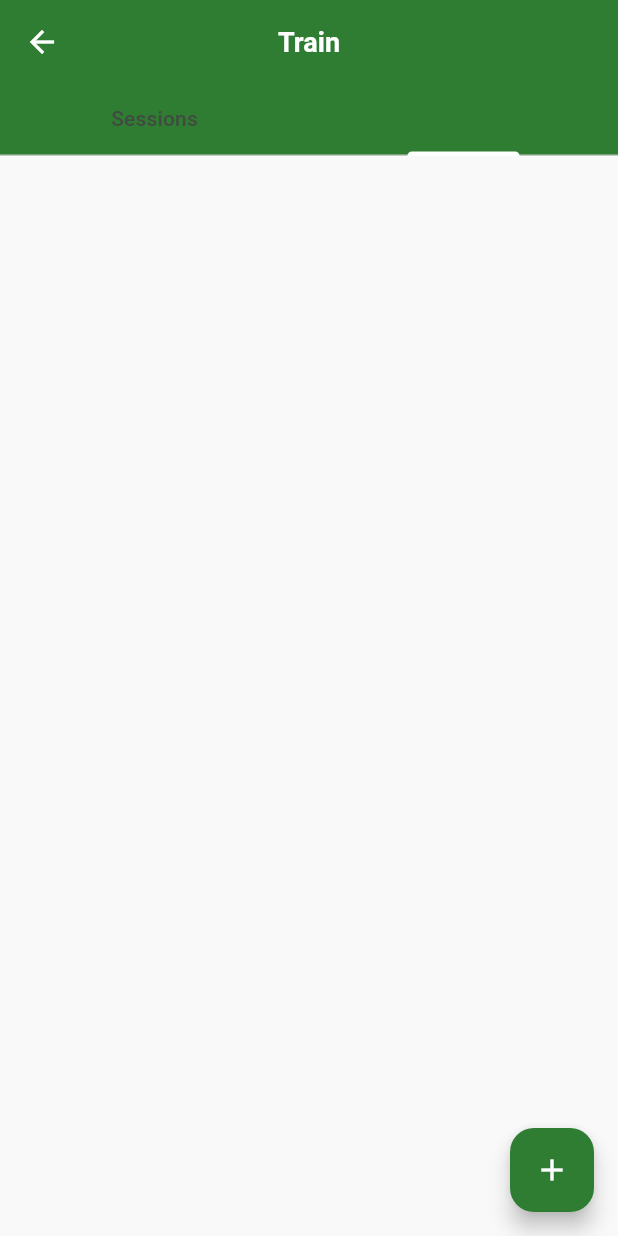
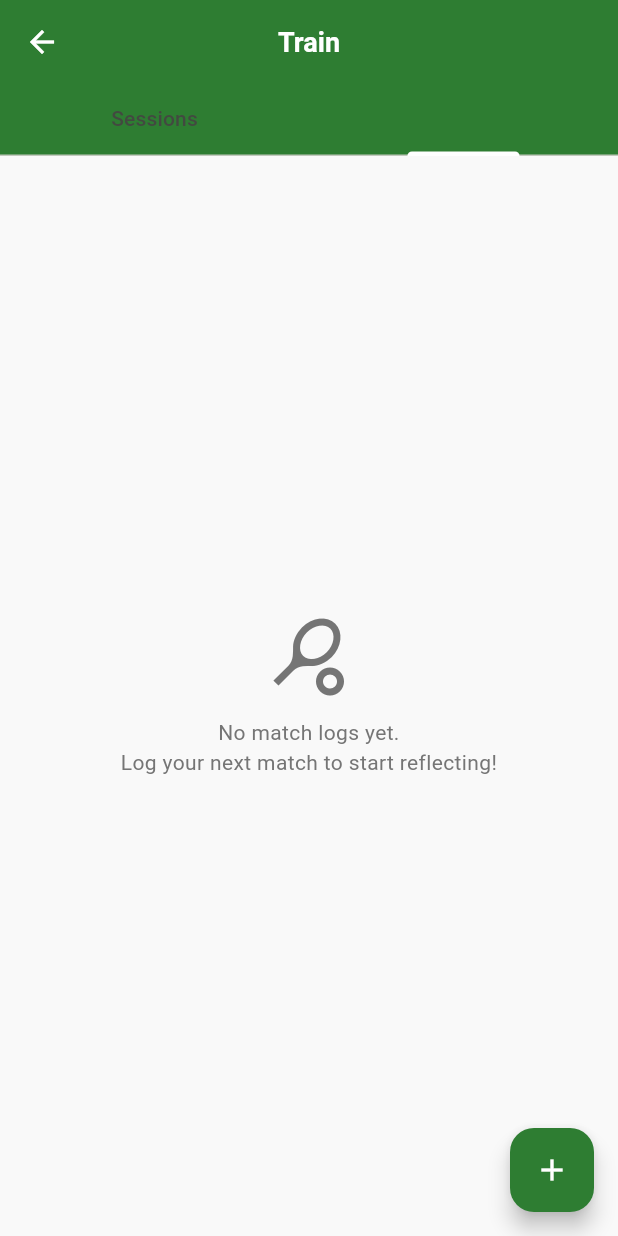
Before and after one commit to sirarthur2479/BadmintonApp, a Flutter app: the TrainScreen screen opened directly, tab 2 chosen, on a phone screen of 412 x 824 dp. Run offline on Flutter 3.47's test engine with Material 3 defaults, Android fonts, the phone set to English and light mode, and no system bars; our stand-ins replace connectivity_plus, cross_file, file_picker, fl_chart, image_picker, share_plus and 2 more; missing offline and left inert: tusc; accounts and stored records are empty.

Commit message:
feat(TASK-039): GREEN - match-logs tab list, empty state, tab-aware FAB
Co-Authored-By: Claude Fable 5 <noreply@anthropic.com>
Claude-Session: https://claude.ai/code/session_01L29mtMvGm5Bkx5CrQ56Ler

```diff
--- a/badminton_flutter/lib/screens/train/match_logs_tab.dart
+++ b/badminton_flutter/lib/screens/train/match_logs_tab.dart
@@ -1,12 +1,50 @@
 import 'package:flutter/material.dart';
+import 'package:provider/provider.dart';
 
-/// Match-log list body (fleshed out in the next slice).
+import '../../providers/match_log_provider.dart';
+import '../../theme/app_theme.dart';
+import '../../widgets/match_log_card.dart';
+
+/// The Match Logs tab body: newest-first list with pull-to-refresh.
 class MatchLogsTab extends StatelessWidget {
   const MatchLogsTab({super.key});
 
   @override
   Widget build(BuildContext context) {
-    return const SizedBox.shrink();
+    return Consumer<MatchLogProvider>(
+      builder: (context, provider, _) {
+        final logs = provider.matchLogs;
+        if (logs.isEmpty) {
+          return const Center(
+            child: Column(
+              mainAxisSize: MainAxisSize.min,
+              children: [
+                Icon(
+                  Icons.sports_tennis,
+                  size: 56,
+                  color: AppTheme.textSecondary,
+                ),
+                SizedBox(height: 12),
+                Text(
+                  'No match logs yet.\nLog your next match to start reflecting!',
+                  textAlign: TextAlign.center,
+                  style: TextStyle(color: AppTheme.textSecondary),
+                ),
+              ],
+            ),
+          );
+        }
+        return RefreshIndicator(
+          onRefresh: provider.refresh,
+          child: ListView.builder(
+            physics: const AlwaysScrollableScrollPhysics(),
+            padding: const EdgeInsets.symmetric(vertical: 8),
+            itemCount: logs.length,
+            itemBuilder: (context, index) => MatchLogCard(log: logs[index]),
+          ),
+        );
+      },
+    );
   }
 }
 
--- /dev/null
+++ b/badminton_flutter/lib/widgets/match_log_card.dart
@@ -0,0 +1,46 @@
+import 'package:flutter/material.dart';
+import 'package:intl/intl.dart';
+import '../models/match_log.dart';
+import '../theme/app_theme.dart';
+
+class MatchLogCard extends StatelessWidget {
+  final MatchLog log;
+  final VoidCallback? onTap;
+  final VoidCallback? onDelete;
+
+  const MatchLogCard({super.key, required this.log, this.onTap, this.onDelete});
+
+  @override
+  Widget build(BuildContext context) {
+    return Card(
+      child: InkWell(
+        onTap: onTap,
+        child: Padding(
+          padding: const EdgeInsets.all(14),
+          child: Column(
+            crossAxisAlignment: CrossAxisAlignment.start,
+            children: [
+              Row(
+                children: [
+                  Expanded(
+                    child: Text(
+                      DateFormat('EEE, d MMM yyyy').format(log.date),
+                      style: Theme.of(context).textTheme.titleMedium,
+                    ),
+                  ),
+                ],
+              ),
+              const SizedBox(height: 6),
+              Text('vs ${log.opponent}'),
+              if (log.eventContext.isNotEmpty)
+                Text(
+                  log.eventContext,
+                  style: const TextStyle(color: AppTheme.textSecondary),
+                ),
+            ],
+          ),
+        ),
+      ),
+    );
+  }
+}
```
Also changed, not shown: 1 other file.
